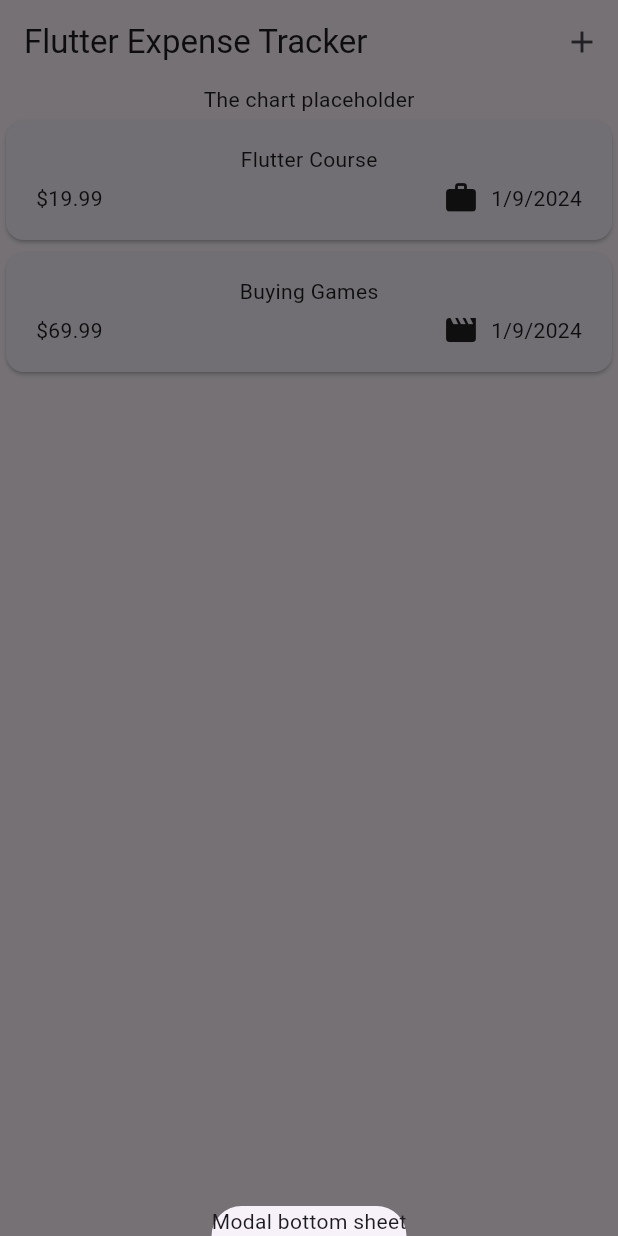
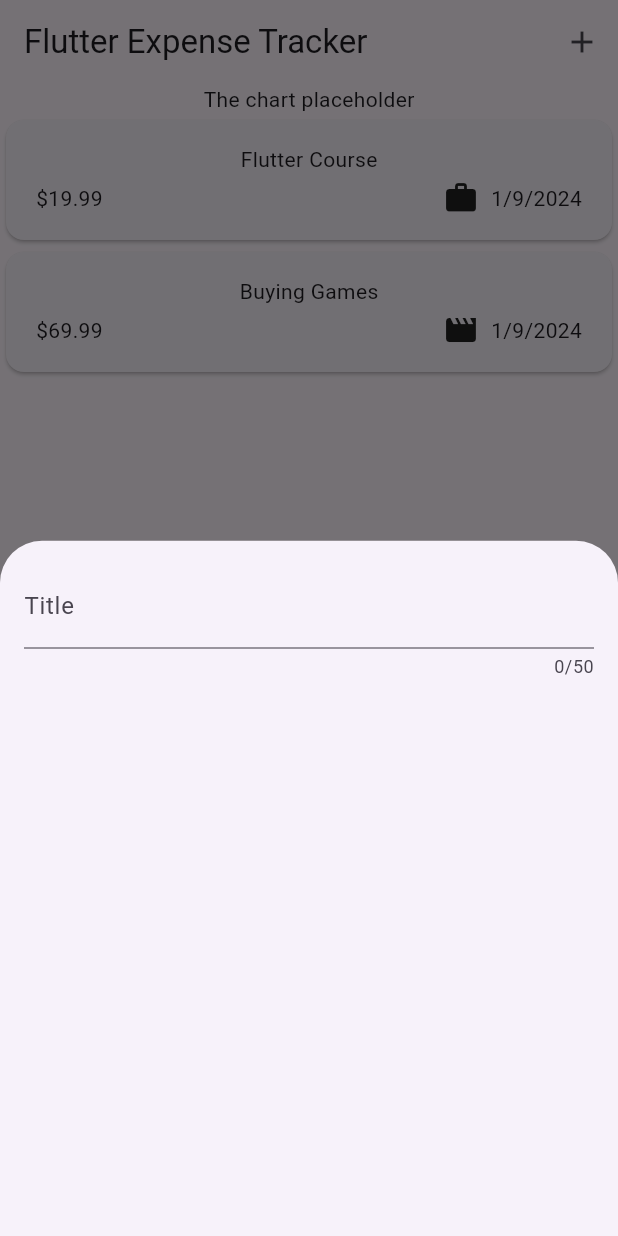
Before and after one commit to JoshuaScherer1996/expense_tracker, a Flutter app: the screen it shows after launch, after a tap on the "add" icon, on a phone screen of 412 x 824 dp. Run offline on Flutter 3.47's test engine with Material 3 defaults, Android fonts, the phone set to English and light mode, and no system bars.

Commit message:
created the new expense sheet and used it for the modal bottom sheet.

```diff
--- a/lib/widgets/expenses.dart
+++ b/lib/widgets/expenses.dart
@@ -1,4 +1,5 @@
 import 'package:expense_tracker/widgets/expenses_list/expenses_list.dart';
+import 'package:expense_tracker/widgets/new_expense.dart';
 import 'package:flutter/material.dart';
 import 'package:expense_tracker/models/expense.dart';
 
@@ -30,7 +31,7 @@ class _ExpensesState extends State<Expenses> {
   void _openAddExpenseOverlay() {
     showModalBottomSheet(
       context: context,
-      builder: (ctx) => const Text('Modal bottom sheet'),
+      builder: (ctx) => const NewExpense(),
     );
   }
 
--- a/lib/widgets/new_expense.dart
+++ b/lib/widgets/new_expense.dart
@@ -1,7 +1,7 @@
 import 'package:flutter/material.dart';
 
 class NewExpense extends StatefulWidget {
-  const NewExpense({super.key})
+  const NewExpense({super.key});
 
   @override
   State<NewExpense> createState() {
@@ -10,14 +10,18 @@ class NewExpense extends StatefulWidget {
 }
 
 class _NewExpenseState extends State<NewExpense> {
-
   @override
   Widget build(BuildContext context) {
-    return Padding(
+    return const Padding(
       padding: EdgeInsets.all(16),
       child: Column(
         children: [
-          TextField(),
+          TextField(
+            maxLength: 50,
+            decoration: InputDecoration(
+              label: Text('Title'),
+            ),
+          ),
         ],
       ),
     );
```
